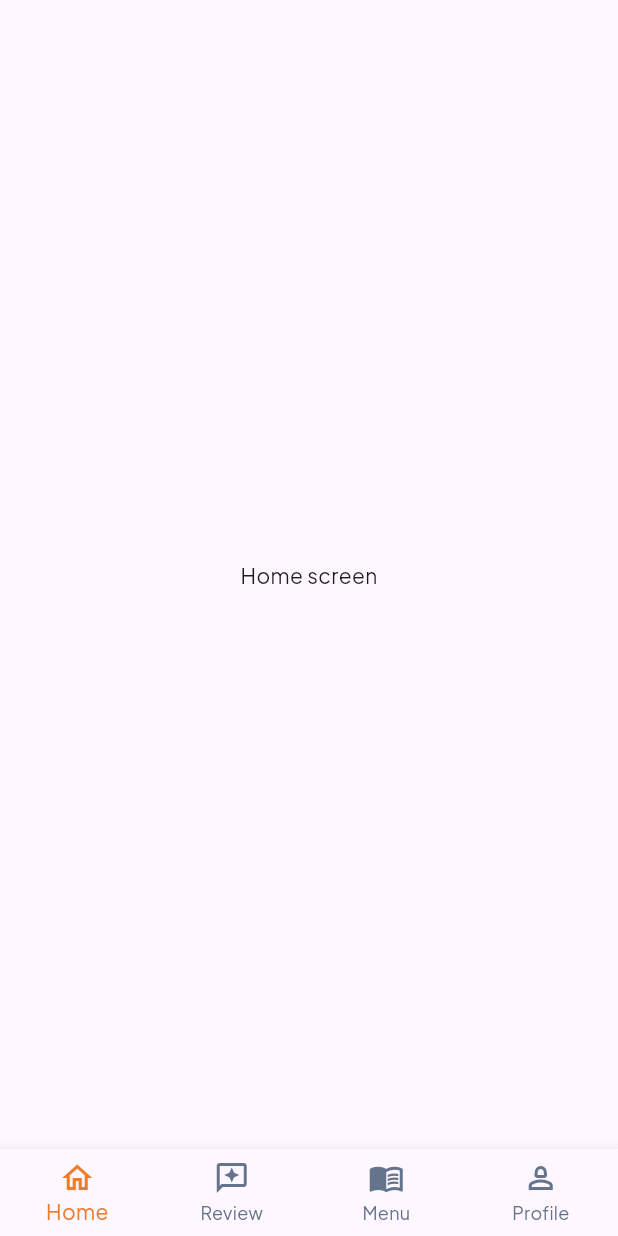
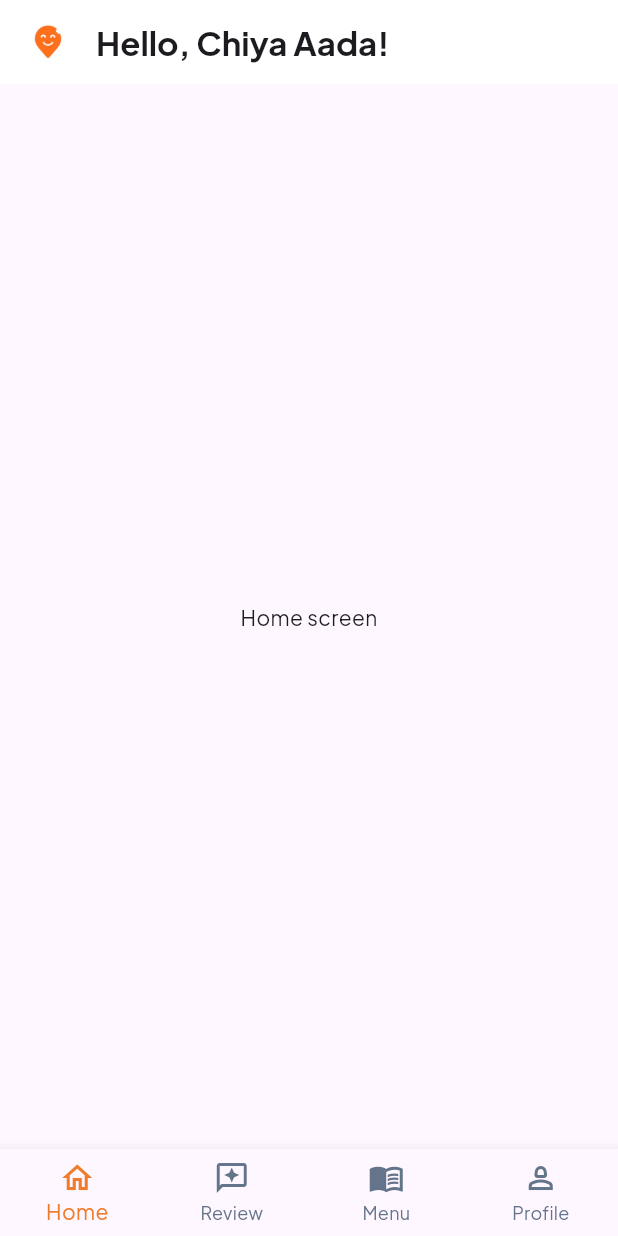
Before and after one commit to SnehaMdhr/munch_nearby, a Flutter app: the BottomNavigationBarForRestaurant screen opened directly, on a phone screen of 412 x 824 dp. Run offline on Flutter 3.47's test engine with Material 3 defaults, Android fonts, the phone set to English and light mode, and no system bars.

Commit message:
added appbar in theme and changed in bottom navigation

```diff
--- a/lib/screens/bottom_navigation_bar_for_customer.dart
+++ b/lib/screens/bottom_navigation_bar_for_customer.dart
@@ -3,6 +3,8 @@ import 'package:munch_nearby/screens/bottom_screen_customer/favourite_screen.dar
 import 'package:munch_nearby/screens/bottom_screen_customer/home_screen.dart';
 import 'package:munch_nearby/screens/bottom_screen_customer/map_screen.dart';
 import 'package:munch_nearby/screens/bottom_screen_customer/profile_screen.dart';
+
+import '../widgets/app_bar_title.dart';
 
 class BottomNavigationBarForCustomer extends StatefulWidget {
   const BottomNavigationBarForCustomer({super.key});
@@ -23,7 +25,10 @@ class _BottomNavigationBarForCustomerState extends State<BottomNavigationBarForC
   @override
   Widget build(BuildContext context) {
     return Scaffold(
-
+      appBar: AppBar(
+        automaticallyImplyLeading: false,
+        title: const AppBarTitle(name: "Sneha"),
+      ),
       body: lstBottomScreen[_selectedIndex],
       bottomNavigationBar: BottomNavigationBar(
         type: BottomNavigationBarType.fixed,
--- a/lib/screens/bottom_navigation_bar_for_restaurant.dart
+++ b/lib/screens/bottom_navigation_bar_for_restaurant.dart
@@ -3,6 +3,8 @@ import 'package:munch_nearby/screens/bottom_screen_restaurant_owner/home_screen_
 import 'package:munch_nearby/screens/bottom_screen_restaurant_owner/menu_screen.dart';
 import 'package:munch_nearby/screens/bottom_screen_restaurant_owner/profile_screen_retaurant.dart';
 import 'package:munch_nearby/screens/bottom_screen_restaurant_owner/review_screen.dart';
+
+import '../widgets/app_bar_title.dart';
 
 class BottomNavigationBarForRestaurant extends StatefulWidget {
   const BottomNavigationBarForRestaurant({super.key});
@@ -23,6 +25,10 @@ class _BottomNavigationBarForRestaurantState extends State<BottomNavigationBarFo
   @override
   Widget build(BuildContext context) {
     return Scaffold(
+      appBar: AppBar(
+        automaticallyImplyLeading: false,
+        title: const AppBarTitle(name: "Chiya Aada"),
+      ),
 
       body: lstBottomScreen[_selectedIndex],
       bottomNavigationBar: BottomNavigationBar(
--- a/lib/theme/theme_data.dart
+++ b/lib/theme/theme_data.dart
@@ -5,5 +5,12 @@ ThemeData getApplicationTheme(){
     fontFamily: "PlusJakarta Regular",
     useMaterial3: true,
 
+    appBarTheme: const AppBarTheme(
+      backgroundColor: Colors.white,
+      elevation: 0,
+      centerTitle: false,
+
+      titleSpacing: 0,
+    ),
   );
 }
--- /dev/null
+++ b/lib/widgets/app_bar_title.dart
@@ -0,0 +1,31 @@
+import 'package:flutter/material.dart';
+
+class AppBarTitle extends StatelessWidget {
+  final String name;
+
+  const AppBarTitle({super.key, required this.name});
+
+  @override
+  Widget build(BuildContext context) {
+    return Row(
+      mainAxisSize: MainAxisSize.min,
+      children: [
+        SizedBox(width: 12,),
+        Container(
+          height: 60,
+          child: Image.asset(
+            'assets/images/nobg_logo.png',
+            fit: BoxFit.contain,
+          ),
+        ),
+        SizedBox(width: 12,),
+        Text(
+          "Hello, $name!",
+          style: Theme.of(context).textTheme.titleLarge?.copyWith(
+            fontFamily: "PlusJakarta Bold",
+          ),
+        ),
+      ],
+    );
+  }
+}
```
Also changed, not shown: assets/images/nobg_logo.png (added).
